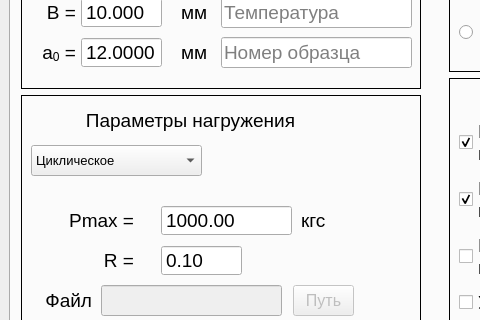
tepemokD/fcgr_processing, file windows_ui/main_window_programme.ui: the form before one commit; both pictures show x 0 to 480 and y 248 to 568 of the 1220 by 741 pixel window.
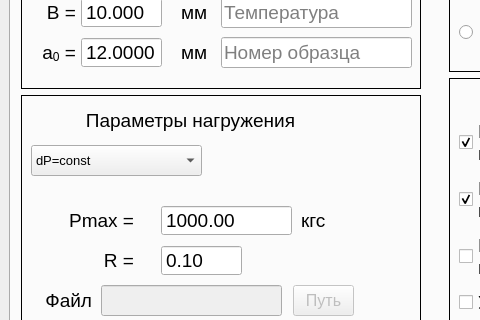
The form after the commit. Icons and pictures are not drawn. Custom widgets are drawn as their Qt base class.

What changed in the file:
```diff
--- a/windows_ui/main_window_programme.ui
+++ b/windows_ui/main_window_programme.ui
@@ -541,7 +541,7 @@
               </property>
               <item>
                <property name="text">
-                <string>Циклическое</string>
+                <string>dP=const</string>
                </property>
               </item>
               <item>
```
Left out of the diff: 17 changed lines with no effect on the pictures.
